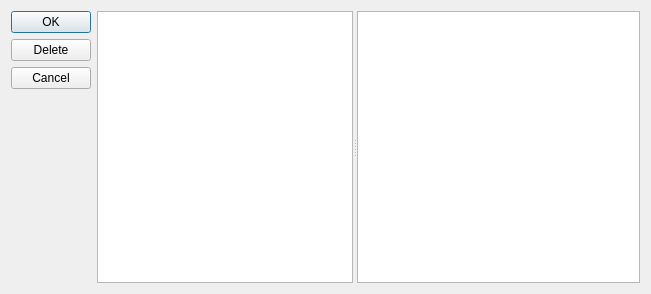
This is mqt/MqtLogger/managecontestsettings.ui in Rsclub22/Minos2-Mirror as Qt 5 draws it before an edit. The edited form follows.
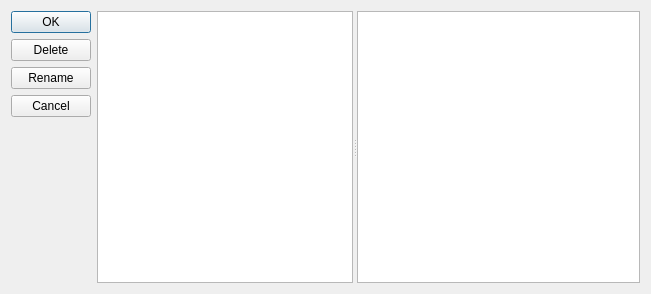
This is the edited form. Custom widgets are drawn as their Qt base class.

Patch:
```diff
--- a/mqt/MqtLogger/managecontestsettings.ui
+++ b/mqt/MqtLogger/managecontestsettings.ui
@@ -33,6 +33,13 @@
        </property>
       </widget>
      </item>
+     <item>
+      <widget class="QPushButton" name="renameButton">
+       <property name="text">
+        <string>Rename</string>
+       </property>
+      </widget>
+     </item>
      <item>
       <widget class="QPushButton" name="CancelButton">
        <property name="text">
```
